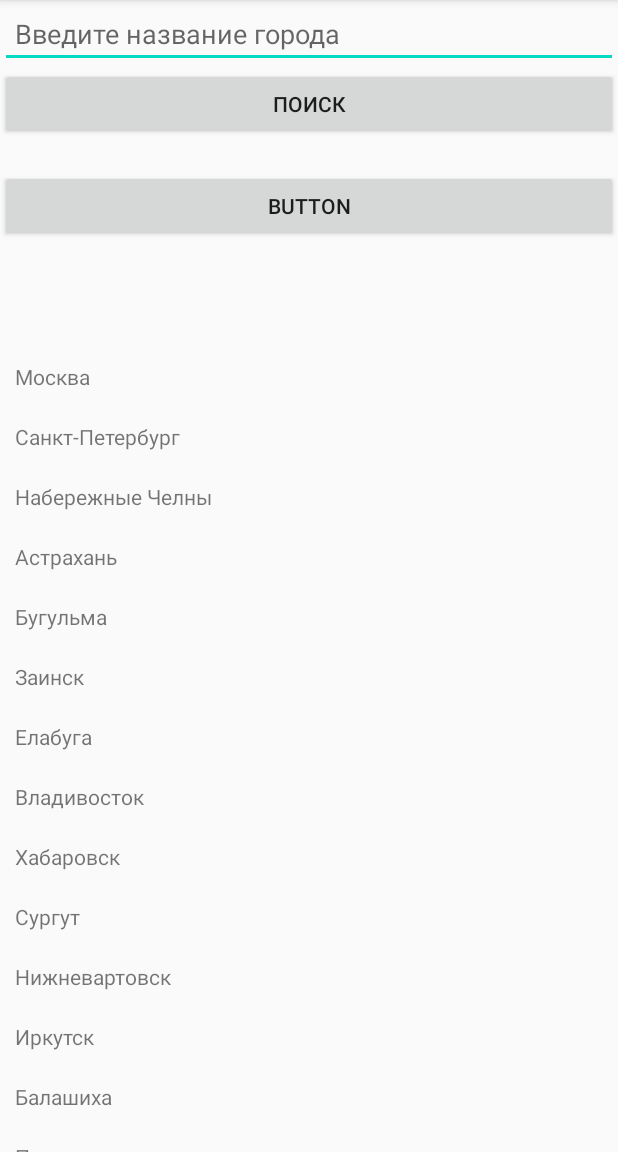
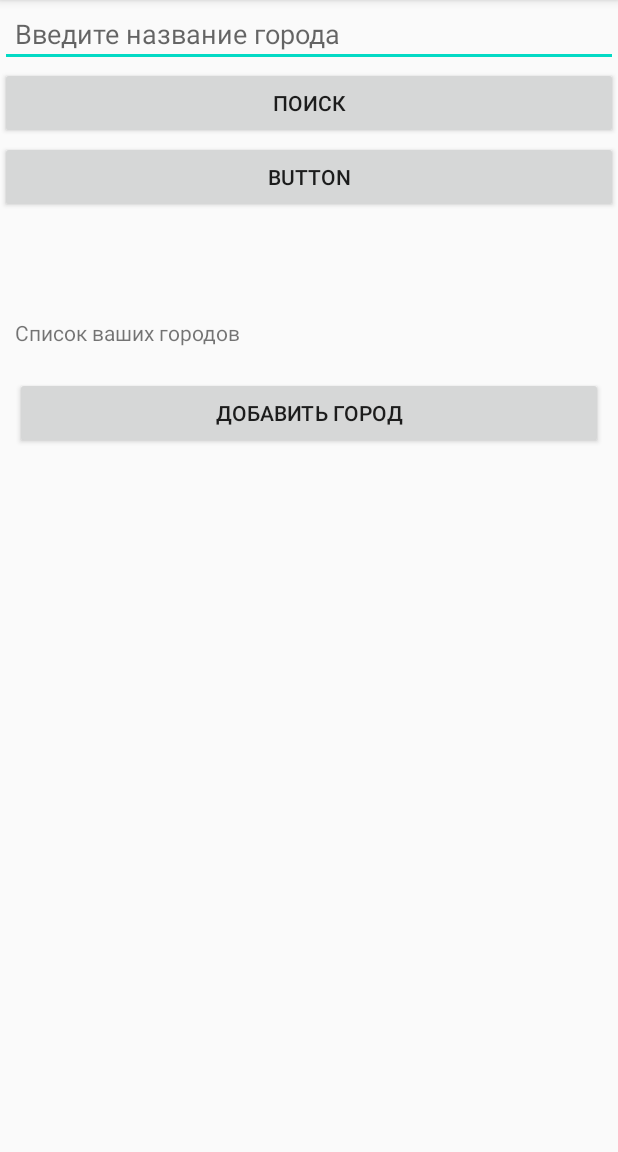
Before and after one commit to Marat1922/WeatherApplication, an Android app: the screen it shows after launch (MainActivity), on a phone screen of 412 x 824 dp, the part 84-1236 px from its top. Run offline under Robolectric (Android 15) with nearby library versions, the phone set to English and light mode, and no system bars; our stand-ins replace Timber.

Commit message:
Добавил добавление города в ресайклер с кнопки. Удаление города при долгом клике с диалогом.

```diff
--- a/app/src/main/java/com/example/weather/City.kt
+++ b/app/src/main/java/com/example/weather/City.kt
@@ -2,5 +2,5 @@ package com.example.weather
 
 data class City(
         var name: String? = null,
-        var temper: String? = null
+        var temper: String? = null,
 )
--- a/app/src/main/java/com/example/weather/CityAdapter.kt
+++ b/app/src/main/java/com/example/weather/CityAdapter.kt
@@ -1,29 +1,51 @@
 package com.example.weather
 
+import android.app.AlertDialog
+import android.content.DialogInterface
 import android.view.LayoutInflater
 import android.view.View
 import android.view.ViewGroup
+import android.widget.Button
 import android.widget.TextView
 import androidx.recyclerview.widget.RecyclerView
 import timber.log.Timber
 
 
 class CityAdapter(
-        private val cityNameList: List<City>,
+        private val cityNameList: ArrayList<City>,
         private val onItemClickListener: OnItemClickListener
 ) : RecyclerView.Adapter<CityAdapter.CityViewHolder>() {
 
+    lateinit var onCityClickListener: OnCityClickListener
+
     interface OnItemClickListener {
         fun onItemClick(cityName: String)
+        fun onButtonClick()
     }
+
+    interface OnCityClickListener {
+        fun onCityClick(position: Int)
+        fun onLongClick(position: Int)
+    }
+
 
     override fun onCreateViewHolder(parent: ViewGroup, viewType: Int): CityViewHolder {
         Timber.d("CityAdapter onCreateViewHolder")
-        return CityViewHolder(LayoutInflater.from(parent.context)
+        return if (viewType == VIEW_TYPE_ITEM) {
+            CityItemViewHolder(LayoutInflater.from(parent.context)
                     .inflate(R.layout.item, parent, false))
+        } else {
+            ButtonViewHolder(Button(parent.context).apply {
+                text = "Добавить город"
+                layoutParams = ViewGroup.LayoutParams(ViewGroup.LayoutParams.MATCH_PARENT,
+                        ViewGroup.LayoutParams.WRAP_CONTENT)
+            })
+        }
     }
 
     override fun onBindViewHolder(holder: CityViewHolder, position: Int) {
+        when (holder) {
+            is CityItemViewHolder -> {
                 Timber.d("CityAdapter onBindViewHolder")
                 val cityNameItem = cityNameList[position]
                 holder.cityNameTextView?.text = cityNameItem.name
@@ -33,19 +55,24 @@ class CityAdapter(
                 if (cityNameItem.temper == null) onItemClickListener.onItemClick(cityNameItem.name!!)
                 Timber.d("CityAdapter onItemClickListener.onItemClick")
             }
+            is ButtonViewHolder -> {
+                holder.itemView.setOnClickListener {
+                    onItemClickListener.onButtonClick()
+                }
+            }
+        }
+    }
 
     override fun getItemCount(): Int {
         Timber.d("CityAdapter getItemCount")
-        return cityNameList.size
+        return cityNameList.size + 1
     }
 
-    class CityViewHolder(itemView: View) : RecyclerView.ViewHolder(itemView) {
-        var cityNameTextView: TextView? = null
-        var resultWeatherTextView: TextView? = null
-
-        init {
-            cityNameTextView = itemView.findViewById(R.id.tv_city_name)
-            resultWeatherTextView = itemView.findViewById(R.id.tv_result_weather)
+    override fun getItemViewType(position: Int): Int {
+        return if (position == cityNameList.size) {
+            VIEW_TYPE_BUTTON
+        } else {
+            VIEW_TYPE_ITEM
         }
     }
 
@@ -56,4 +83,38 @@ class CityAdapter(
         cityNameList[index].temper = temperature
         notifyItemChanged(index)
     }
+
+    companion object {
+        const val VIEW_TYPE_BUTTON = 0
+        const val VIEW_TYPE_ITEM = 1
     }
+
+    open class CityViewHolder(itemView: View) : RecyclerView.ViewHolder(itemView)
+
+    inner class CityItemViewHolder(itemView: View) : CityViewHolder(itemView) {
+        var cityNameTextView: TextView? = null
+        var resultWeatherTextView: TextView? = null
+
+        init {
+            cityNameTextView = itemView.findViewById(R.id.tv_city_name)
+            resultWeatherTextView = itemView.findViewById(R.id.tv_result_weather)
+
+            itemView.setOnLongClickListener {
+                val builder = AlertDialog.Builder(itemView.context)
+                builder.setTitle(R.string.are_you_sure_you_want_to_remove_the_city_from_the_list)
+                builder.setPositiveButton(R.string.yes) { dialog, which ->
+                    cityNameList.removeAt(adapterPosition)
+                    notifyDataSetChanged()
+                }
+                builder.setNegativeButton(R.string.no) { dialog, which ->
+                    dialog.dismiss()
+                }
+                val dialog: AlertDialog = builder.create()
+                dialog.show()
+                true
+            }
+        }
+    }
+
+    class ButtonViewHolder(itemView: View) : CityViewHolder(itemView)
+}
--- a/app/src/main/java/com/example/weather/MainActivity.kt
+++ b/app/src/main/java/com/example/weather/MainActivity.kt
@@ -30,6 +30,7 @@ import java.io.IOException
 import java.lang.ref.WeakReference
 import java.net.URL
 import java.util.*
+import kotlin.collections.ArrayList
 
 
 class MainActivity : AppCompatActivity() {
@@ -41,6 +42,8 @@ class MainActivity : AppCompatActivity() {
     lateinit var fusedLocationClient: FusedLocationProviderClient
     lateinit var sharedPreferences: SharedPreferences
     lateinit var btnNot: Button
+    lateinit var cityNameList: ArrayList<City>
+//    lateinit var database: CityDatabase
 
     override fun onCreate(savedInstanceState: Bundle?) {
         Timber.d("метод onCreate")
@@ -52,9 +55,10 @@ class MainActivity : AppCompatActivity() {
         btnSearch = findViewById(R.id.b_search)
         rvListCity = findViewById(R.id.rv_list_city)
         btnNot = findViewById(R.id.button2)
+//        database = CityDatabase.getInstance(this)
 
         btnNot.setOnClickListener {
-            intent = Intent(this, MyNotification::class.java)
+            val intent = Intent(this, MyNotificationActivity::class.java)
             startActivity(intent)
         }
 
@@ -62,9 +66,9 @@ class MainActivity : AppCompatActivity() {
             loadWeather(this, editTextCity.text.toString(), false)
         }
 
-        val cityNameList = resources.getStringArray(R.array.city_name).map { nameFromArray ->
+        cityNameList = resources.getStringArray(R.array.city_name).map { nameFromArray ->
             City(name = nameFromArray)
-        }
+        } as ArrayList<City>
         loadWeather(this, takeTheCityFromSharedPreferences(), false)
         val permission = ContextCompat.checkSelfPermission(this,
                 android.Manifest.permission.ACCESS_COARSE_LOCATION)
@@ -77,8 +81,13 @@ class MainActivity : AppCompatActivity() {
 
             getCity()
         }
+//        getData()
+        adapter = CityAdapter(cityList, object : CityAdapter.OnItemClickListener {
+            override fun onButtonClick() {
+                val intent = Intent(this@MainActivity, AddCityActivity::class.java)
+                startActivity(intent)
+            }
 
-        adapter = CityAdapter(cityNameList, object : CityAdapter.OnItemClickListener {
             override fun onItemClick(cityName: String) {
                 Timber.d("MainActivity OnItemClick ")
                 loadWeather(this@MainActivity, cityName, true)
@@ -86,7 +95,6 @@ class MainActivity : AppCompatActivity() {
         })
         rvListCity.layoutManager = LinearLayoutManager(this)
         rvListCity.adapter = adapter
-
     }
 
     private fun isLocationEnabled(context: Context): Boolean {
@@ -177,7 +185,7 @@ class MainActivity : AppCompatActivity() {
                         activity.textViewWeather.text = activity.getString(R.string.s, city, temp, description)
                     }
                 } else {
-                    (activity as? MyNotification)?.яУзналТемпературу(temp!!)
+                    (activity as? MyNotificationActivity)?.яУзналТемпературу(temp!!)
                 }
             } else {
                 Toast.makeText(activity, R.string.not_find_city, Toast.LENGTH_SHORT).show()
@@ -185,10 +193,20 @@ class MainActivity : AppCompatActivity() {
         }
     }
 
+//    private fun getData(){
+//       val cityFromDB: List<City> = database.cityDao().getAllCity()
+//        cityNameList.clear()
+//        cityNameList.addAll(cityFromDB)
+//
+//    }
+
     companion object {
         const val RECORD_REQUEST_CODE: Int = 101
         const val KEY_CITY: String = "City"
         const val DEFAULT_CITY: String = "Бугульма"
+
+        var cityList = ArrayList<City>()
+
 
         fun loadWeather(context: Activity, city: String, isFromRecycler: Boolean) {
             Timber.d("метод loadWeather")
--- a/app/src/main/java/com/example/weather/MyNotification.kt
+++ b/app/src/main/java/com/example/weather/MyNotificationActivity.kt
@@ -1,7 +1,6 @@
 package com.example.weather
 
 import android.app.Notification
-import android.app.NotificationChannel
 import android.app.NotificationManager
 import android.app.PendingIntent
 import android.content.ContentResolver
@@ -9,7 +8,6 @@ import android.content.Context
 import android.content.Intent
 import android.content.SharedPreferences
 import android.graphics.BitmapFactory
-import android.graphics.Color
 import android.net.Uri
 import android.os.Build
 import android.os.Bundle
@@ -18,7 +16,7 @@ import android.widget.Button
 import android.widget.RemoteViews
 import androidx.appcompat.app.AppCompatActivity
 
-class MyNotification : AppCompatActivity() {
+class MyNotificationActivity : AppCompatActivity() {
     lateinit var btnNot: Button
     lateinit var builder: Notification.Builder
     lateinit var sharedPreferences: SharedPreferences
--- a/app/src/main/res/layout/activity_after_notification.xml
+++ b/app/src/main/res/layout/activity_after_notification.xml
@@ -3,7 +3,7 @@
     xmlns:tools="http://schemas.android.com/tools"
     android:layout_width="match_parent"
     android:layout_height="match_parent"
-    tools:context=".MyNotification"
+    tools:context=".MyNotificationActivity"
     android:orientation="vertical">
 
     <TextView
--- a/app/src/main/res/layout/activity_main.xml
+++ b/app/src/main/res/layout/activity_main.xml
@@ -6,16 +6,15 @@
     android:layout_height="match_parent"
     tools:context=".MainActivity">
 
-
     <EditText
         android:id="@+id/et_weather"
         android:layout_width="0dp"
         android:layout_height="wrap_content"
-        android:paddingStart="10dp"
         android:ems="10"
+        android:hint="@string/et_weather"
+        android:importantForAutofill="no"
         android:inputType="textPersonName"
-        android:importantForAutofill="no"
-        android:hint="@string/et_weather"
+        android:padding="@dimen/indent_text_view_in_main_activity"
         app:layout_constraintEnd_toEndOf="parent"
         app:layout_constraintStart_toStartOf="parent"
         app:layout_constraintTop_toTopOf="parent"
@@ -30,43 +29,52 @@
         app:layout_constraintStart_toStartOf="parent"
         app:layout_constraintTop_toBottomOf="@+id/et_weather" />
 
+    <Button
+        android:id="@+id/button2"
+        android:layout_width="0dp"
+        android:layout_height="wrap_content"
+        android:layout_marginTop="1dp"
+        android:text="Button"
+        app:layout_constraintEnd_toEndOf="parent"
+        app:layout_constraintStart_toStartOf="parent"
+        app:layout_constraintTop_toBottomOf="@+id/b_search" />
+
     <TextView
         android:id="@+id/tv_result"
         android:layout_width="0dp"
         android:layout_height="@dimen/text_view_height_in_main_activity"
+        android:paddingStart="@dimen/indent_text_view_in_main_activity"
+        android:paddingLeft="@dimen/indent_text_view_in_main_activity"
+        android:paddingEnd="@dimen/indent_text_view_in_main_activity"
+        android:paddingRight="@dimen/indent_text_view_in_main_activity"
         app:layout_constraintBottom_toBottomOf="parent"
         app:layout_constraintEnd_toEndOf="parent"
         app:layout_constraintHorizontal_bias="1.0"
         app:layout_constraintStart_toStartOf="parent"
         app:layout_constraintTop_toBottomOf="@+id/button2"
-        android:paddingStart="@dimen/indent_text_view_in_main_activity"
-        android:paddingEnd="@dimen/indent_text_view_in_main_activity"
-        app:layout_constraintVertical_bias="0.0"
-        android:paddingLeft="@dimen/indent_text_view_in_main_activity"
-        android:paddingRight="@dimen/indent_text_view_in_main_activity" />
+        app:layout_constraintVertical_bias="0.0" />
+
+    <TextView
+        android:id="@+id/tv_list_your_cities"
+        android:layout_width="0dp"
+        android:layout_height="wrap_content"
+        android:padding="@dimen/indent_text_view_in_main_activity"
+        android:text="@string/list_of_your_cities"
+        app:layout_constraintStart_toStartOf="parent"
+        app:layout_constraintTop_toBottomOf="@+id/tv_result" />
 
     <androidx.recyclerview.widget.RecyclerView
         android:id="@+id/rv_list_city"
         android:layout_width="0dp"
         android:layout_height="0dp"
+        android:paddingStart="@dimen/indent_text_view_in_main_activity"
+        android:paddingLeft="@dimen/indent_text_view_in_main_activity"
+        android:paddingTop="@dimen/indent_text_view_in_main_activity"
+        android:paddingEnd="@dimen/indent_text_view_in_main_activity"
+        android:paddingRight="@dimen/indent_text_view_in_main_activity"
         app:layout_constraintBottom_toBottomOf="parent"
         app:layout_constraintEnd_toEndOf="parent"
         app:layout_constraintStart_toStartOf="parent"
-        app:layout_constraintTop_toBottomOf="@+id/tv_result"
-        android:paddingTop="@dimen/indent_text_view_in_main_activity"
-        android:paddingStart="@dimen/indent_text_view_in_main_activity"
-        android:paddingEnd="@dimen/indent_text_view_in_main_activity"
-        android:paddingLeft="@dimen/indent_text_view_in_main_activity"
-        android:paddingRight="@dimen/indent_text_view_in_main_activity" />
-
-    <Button
-        android:id="@+id/button2"
-        android:layout_width="0dp"
-        android:layout_height="wrap_content"
-        android:layout_marginTop="20dp"
-        android:text="Button"
-        app:layout_constraintEnd_toEndOf="parent"
-        app:layout_constraintStart_toStartOf="parent"
-        app:layout_constraintTop_toBottomOf="@+id/b_search" />
+        app:layout_constraintTop_toBottomOf="@+id/tv_list_your_cities" />
 
 </androidx.constraintlayout.widget.ConstraintLayout>
--- a/app/src/main/res/layout/my_notification.xml
+++ b/app/src/main/res/layout/my_notification.xml
@@ -3,7 +3,7 @@
     xmlns:tools="http://schemas.android.com/tools"
     android:layout_width="match_parent"
     android:layout_height="match_parent"
-    tools:context=".MyNotification">
+    tools:context=".MyNotificationActivity">
 
     <Button
         android:id="@+id/button"
--- a/app/src/main/res/values/strings.xml
+++ b/app/src/main/res/values/strings.xml
@@ -3,9 +3,18 @@
     <string name="et_weather">Введите название города</string>
     <string name="b_search">Поиск</string>
     <string name="not_find_city">Город не найден</string>
+    <string name="are_you_sure_you_want_to_remove_the_city_from_the_list">Вы уверены, что хотите удалить город из списка?</string>
+    <string name="yes">ДА</string>
+    <string name="no">НЕТ</string>
 
     <string name="s">"Ваш город: %s\nТемпература: %s\nНа улице: %s"</string>
     <string name="see_the_weather">Посмотрите погоду</string>
+    <string name="todo">TODO</string>
+    <string name="list_of_your_cities">Список ваших городов</string>
+    <string name="add_city">Добавить город</string>
+    <string name="choose_city">Выбрать город</string>
+    <string name="add_list_city">Или выберете город из списка</string>
+    <string name="selected_cities">Выбранные города</string>
 
     <string-array name="city_name">
         <item>Москва</item>
```
Also changed, not shown: app/build.gradle (+7 -3 lines), app/src/main/AndroidManifest.xml (+5 -4 lines), app/src/main/java/com/example/weather/AddCityActivity.kt (added, +66 -0 lines), app/src/main/java/com/example/weather/CityDao.kt (added, +22 -0 lines), app/src/main/java/com/example/weather/CityDatabase.kt (added, +29 -0 lines), app/src/main/res/layout/activity_add_city.xml (added, +76 -0 lines), app/src/main/res/layout/item.xml (+42 -15 lines). Lines whose indentation alone changed are shown as unchanged.
